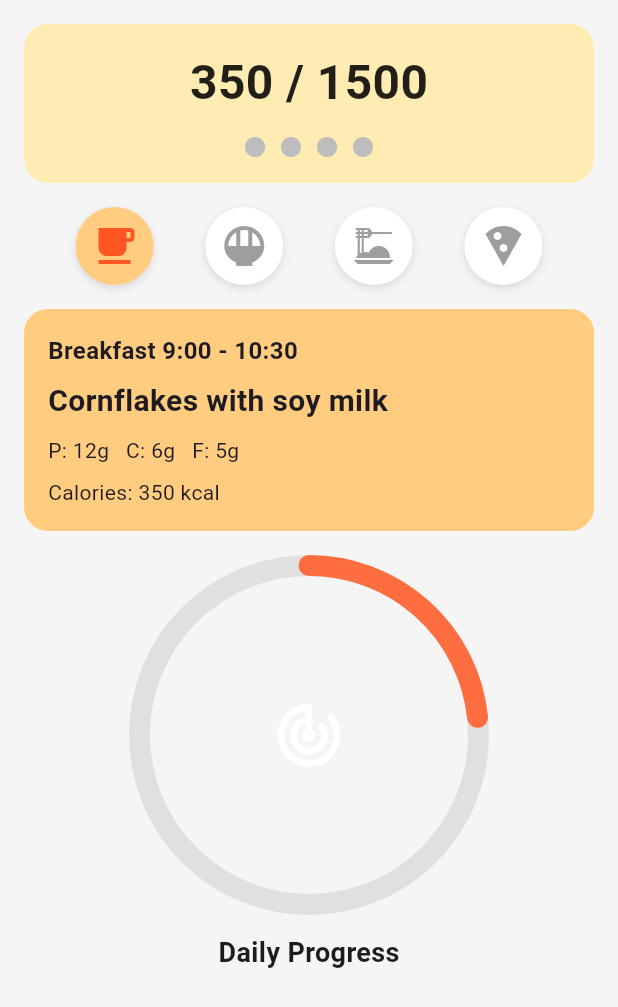
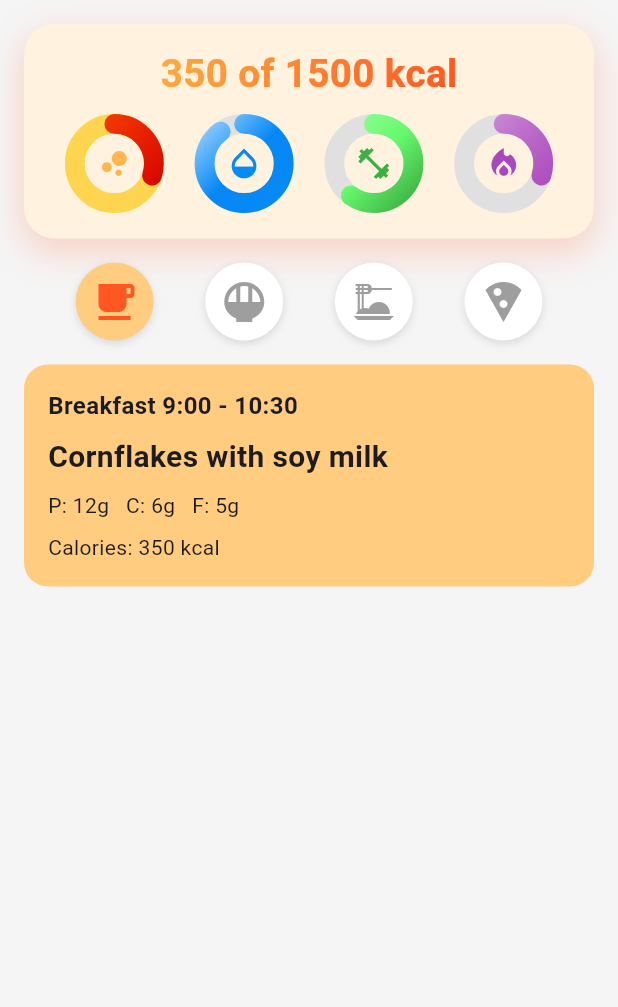
Before and after one commit to LukaszKluza/Foodini, a Flutter app: the DailySummaryScreen screen opened directly, on a phone screen of 412 x 824 dp. Shown: the top 1007 px of the screen. Run offline on Flutter 3.47's test engine with Material 3 defaults, Android fonts, the phone set to English and light mode, and no system bars; drawn by our look-alikes of percent_indicator; our stand-ins replace cached_network_image, dio, equatable, flutter_bloc, flutter_screenutil, flutter_secure_storage and 4 more; missing offline and left inert: universal_html, workmanager; accounts and stored records are empty; statements that could not run were skipped.

Commit message:
#162-daily-summary-screen. Upgrade daily macro summary widget

```diff
--- a/frontend/lib/app_router.dart
+++ b/frontend/lib/app_router.dart
@@ -1,5 +1,6 @@
 import 'package:flutter/material.dart';
 import 'package:frontend/services/token_storage_service.dart';
+import 'package:frontend/views/screens/diet_generation/daily_summary_screen.dart';
 import 'package:frontend/views/screens/diet_generation/meal_recipe_screen.dart';
 import 'package:frontend/views/screens/main_page_screen.dart';
 import 'package:frontend/views/screens/user/account_screen.dart';
@@ -85,6 +86,10 @@ final GoRouter router = GoRouter(
       builder: (context, state) => PredictionResultsScreen(),
       redirect: (context, state) => _redirectIfUnauthenticated(context),
     ),
+    GoRoute(
+      path: '/daily-summary',
+      builder: (context, state) => DailySummaryScreen(),
+    ),
   ],
 );
 
--- a/frontend/lib/views/screens/diet_generation/daily_summary_screen.dart
+++ b/frontend/lib/views/screens/diet_generation/daily_summary_screen.dart
@@ -1,3 +1,5 @@
+import 'dart:math';
+
 import 'package:flutter/material.dart';
 import 'package:percent_indicator/circular_percent_indicator.dart';
 
@@ -22,7 +24,7 @@ class Meal {
 }
 
 class DailySummaryScreen extends StatefulWidget {
-  const DailySummaryScreen({Key? key}) : super(key: key);
+  const DailySummaryScreen({super.key});
 
   @override
   State<DailySummaryScreen> createState() => _DailyNutritionScreenState();
@@ -80,7 +82,7 @@ class _DailyNutritionScreenState extends State<DailySummaryScreen> {
           padding: const EdgeInsets.all(16.0),
           child: Column(
             children: [
-              _buildCaloriesSummary(),
+              _buildCaloriesSummary(context),
 
               const SizedBox(height: 16),
 
@@ -91,8 +93,6 @@ class _DailyNutritionScreenState extends State<DailySummaryScreen> {
               _buildActiveMealCard(),
 
               const SizedBox(height: 16),
-
-              _buildNutritionRings(),
             ],
           ),
         ),
@@ -100,36 +100,92 @@ class _DailyNutritionScreenState extends State<DailySummaryScreen> {
     );
   }
 
-  Widget _buildCaloriesSummary() {
+  Widget _buildCaloriesSummary(BuildContext context) {
+    return OrientationBuilder(
+      builder: (context, orientation) {
+        final screenWidth = min(MediaQuery.of(context).size.width, 1600.0);
+        final widgetHeight = min(40 + screenWidth * 0.25, screenWidth * 0.40);
+
+        final double baseFontSize = widgetHeight * 0.18;
+        final double nutritionWidgetSize = screenWidth * 0.40;
+
         return Container(
-      padding: const EdgeInsets.symmetric(vertical: 16, horizontal: 20),
+          width: screenWidth,
+          height: widgetHeight,
+          padding: EdgeInsets.symmetric(vertical: 15, horizontal: 10),
           decoration: BoxDecoration(
-        color: Colors.amber[100],
-        borderRadius: BorderRadius.circular(16),
+            color: Colors.orange[50],
+            borderRadius: BorderRadius.circular(screenWidth * 0.05),
+            boxShadow: [
+              BoxShadow(
+                color: Colors.deepOrangeAccent.withAlpha(70),
+                offset: Offset(0, 8),
+                blurRadius: 20,
+                spreadRadius: 1,
+              ),
+            ],
           ),
           child: Column(
             children: [
-          Text(
-            '$eatenCalories / $dailyGoal',
-            style: const TextStyle(
-              fontSize: 32,
+              TweenAnimationBuilder<double>(
+                tween: Tween(begin: 0, end: eatenCalories.toDouble()),
+                duration: const Duration(milliseconds: 1000),
+                curve: Curves.easeOutCubic,
+                builder: (context, value, _) {
+                  final displayedValue = value.toInt();
+                  return ShaderMask(
+                    shaderCallback:
+                        (bounds) => LinearGradient(
+                          colors: [Colors.orangeAccent, Colors.deepOrange],
+                          begin: Alignment.topLeft,
+                          end: Alignment.bottomRight,
+                        ).createShader(
+                          Rect.fromLTWH(0, 0, bounds.width, bounds.height),
+                        ),
+                    child: Text(
+                      '$displayedValue of $dailyGoal kcal',
+                      style: TextStyle(
+                        fontSize: baseFontSize,
                         fontWeight: FontWeight.bold,
-              color: Colors.black87,
+                        color: Colors.white,
                       ),
                     ),
-          const SizedBox(height: 12),
+                  );
+                },
+              ),
+              SizedBox(height: 8),
               Row(
                 mainAxisAlignment: MainAxisAlignment.center,
-            children: List.generate(
-              4,
-              (index) => Padding(
-                padding: const EdgeInsets.symmetric(horizontal: 4),
-                child: Icon(Icons.circle, color: Colors.grey[400], size: 16),
-              ),
-            ),
+                children: [
+                  _buildNutritionRings(nutritionWidgetSize, 1.3, [
+                    Color(0xFFFFD54F),
+                    Color(0xFFFFCA28),
+                    Color(0xFFFFB74D),
+                  ],Icons.bubble_chart),
+                  SizedBox(width: screenWidth * 0.05),
+                  _buildNutritionRings(nutritionWidgetSize, 0.9, [
+                    Color(0xFF92CEFF),
+                    Color(0xFF0687F6),
+                    Color(0xFF068AF3),
+                  ], Icons.opacity),
+                  SizedBox(width: screenWidth * 0.05),
+                  _buildNutritionRings(nutritionWidgetSize, 0.6, [
+                    Color(0xFF97FF9A),
+                    Color(0xFF66F86D),
+                    Color(0xFF3DAF43),
+                  ],Icons.fitness_center),
+                  SizedBox(width: screenWidth * 0.05),
+                  _buildNutritionRings(nutritionWidgetSize, 0.3, [
+                    Color(0xFFCE93D8),
+                    Color(0xFFBA68C8),
+                    Color(0xFFAB47BC),
+                  ], Icons.local_fire_department),
+                ],
               ),
             ],
           ),
+        );
+      },
     );
   }
 
@@ -225,24 +281,50 @@ class _DailyNutritionScreenState extends State<DailySummaryScreen> {
     }
   }
 
-  Widget _buildNutritionRings() {
+  Widget _buildNutritionRings(double ringSize, double percent, defaultColors, IconData icon) {
+    var exceededThresholdColors = [Color(0xFFF84300), Color(0xFFD50000)];
+    var backgroundColor1 = Colors.grey.shade300;
+    var backgroundColor2 = defaultColors[0];
+
+    int integer = percent.floor();
+    double fraction = percent - integer;
+
     return Center(
-      child: CircularPercentIndicator(
-        radius: 120,
-        lineWidth: 14,
-        animation: true,
-        percent: eatenCalories / dailyGoal,
-        center: const Icon(Icons.track_changes, size: 50, color: Colors.white),
-        backgroundColor: Colors.grey[300]!,
-        progressColor: Colors.deepOrangeAccent,
+      child: TweenAnimationBuilder<double>(
+        tween: Tween(begin: 0, end: fraction),
+        duration: const Duration(seconds: 2),
+        curve: Curves.easeOutCubic,
+        builder: (context, animatedValue, _) {
+          return Column(
+            mainAxisSize: MainAxisSize.min,
+            children: [
+              CircularPercentIndicator(
+                radius: ringSize * 0.20,
+                lineWidth: ringSize * 0.08,
+                animation: false,
+                percent: animatedValue,
                 circularStrokeCap: CircularStrokeCap.round,
-        footer: const Padding(
-          padding: EdgeInsets.only(top: 12.0),
-          child: Text(
-            'Daily Progress',
-            style: TextStyle(fontWeight: FontWeight.bold, fontSize: 18),
+                backgroundColor:
+                    integer < 1 ? backgroundColor1 : backgroundColor2,
+                linearGradient: LinearGradient(
+                  colors: integer < 1 ? defaultColors : exceededThresholdColors,
+                  begin: Alignment.topLeft,
+                  end: Alignment.bottomRight,
+                ),
+                center: Column(
+                  mainAxisSize: MainAxisSize.min,
+                  children: [
+                    Icon(
+                      icon,
+                      size: ringSize * 0.15,
+                      color: defaultColors[2],
+                    ),
+                  ],
                 ),
               ),
+            ],
+          );
+        },
       ),
     );
   }
--- a/frontend/pubspec.yaml
+++ b/frontend/pubspec.yaml
@@ -61,6 +61,7 @@ dependencies:
   mocktail: ^1.0.4
   equatable: 2.0.7
   cached_network_image: ^3.4.1
+  percent_indicator: ^4.2.5
 
   # The following adds the Cupertino Icons font to your application.
   # Use with the CupertinoIcons class for iOS style icons.
```
Also changed, not shown: frontend/pubspec.lock. Lines whose indentation alone changed are shown as unchanged.
